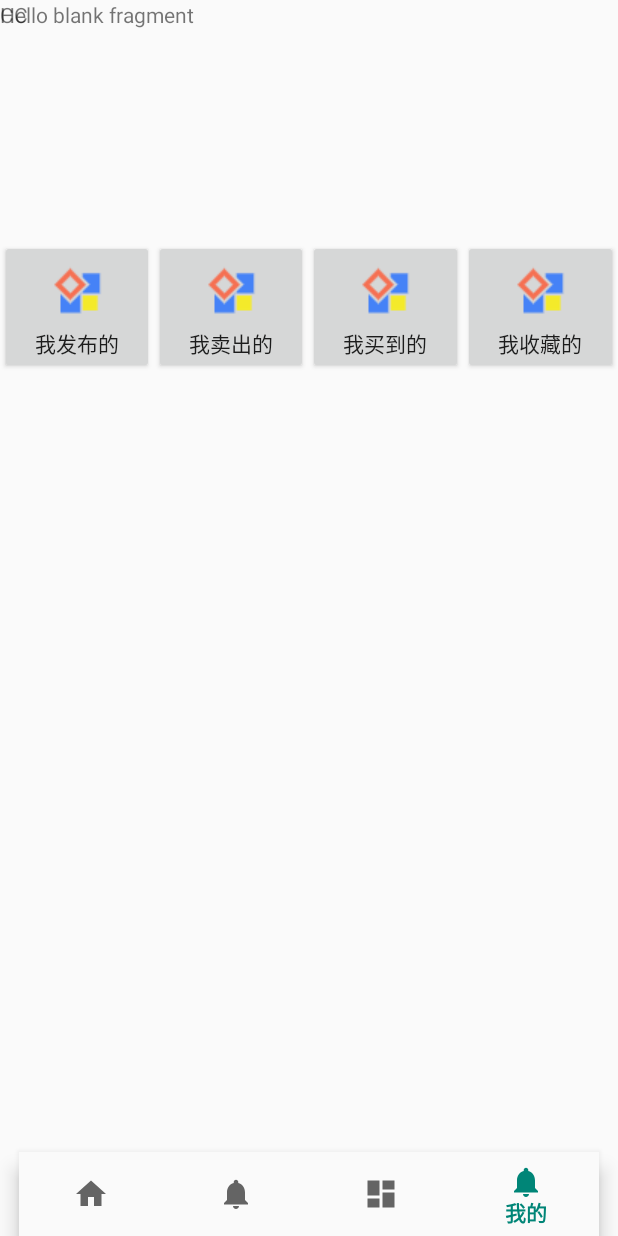
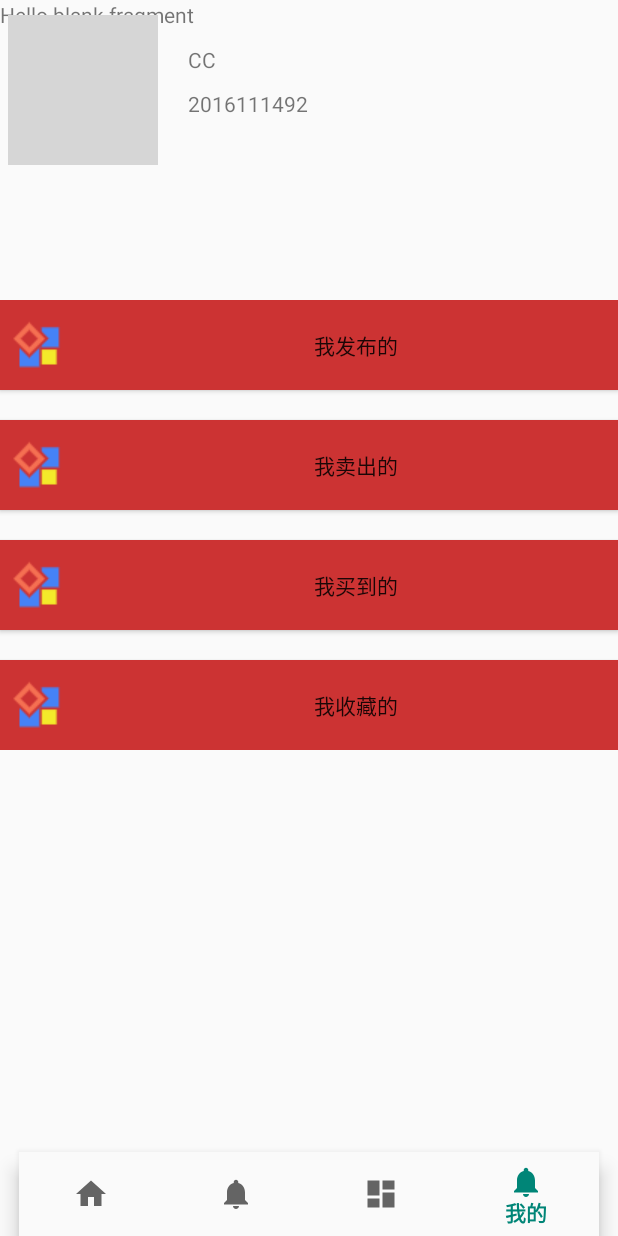
Before and after one commit to gracezhuhou/IdledRichFish, an Android app: the screen it shows after launch (MainActivity), item 4 of the bottom bar chosen, on a phone screen of 412 x 824 dp. Run offline under Robolectric (Android 15) with nearby library versions, the phone set to English and light mode, and no system bars; libraries missing offline, so code that uses them is left out: org.litepal; 2 statements that could not run were skipped; grey boxes are pictures that could not be loaded.

Commit message:
cc：my界面更改

```diff
--- a/app/src/main/java/com/sufe/idledrichfish/MyFragment.java
+++ b/app/src/main/java/com/sufe/idledrichfish/MyFragment.java
@@ -1,6 +1,7 @@
 package com.sufe.idledrichfish;
 
 import android.content.Context;
+import android.graphics.drawable.Drawable;
 import android.net.Uri;
 import android.os.Bundle;
 import android.support.v4.app.Fragment;
@@ -64,7 +65,14 @@ public class MyFragment extends Fragment {
     public View onCreateView(LayoutInflater inflater, ViewGroup container,
                              Bundle savedInstanceState) {
         // Inflate the layout for this fragment
-        return inflater.inflate(R.layout.fragment_my, container, false);
+        super.onActivityCreated(savedInstanceState);
+        View view = inflater.inflate(R.layout.fragment_my, container, false);
+
+        Drawable drawable1 = getResources().getDrawable(R.drawable.info);
+        drawable1.setBounds(0, 0, 40, 40);//第一0是距左边距离，第二0是距上边距离，40分别是长宽
+
+        return view;
+
     }
 
     // TODO: Rename method, update argument and hook method into UI event
--- a/app/src/main/res/layout/fragment_my.xml
+++ b/app/src/main/res/layout/fragment_my.xml
@@ -21,71 +21,102 @@
             tools:layout_editor_absoluteX="0dp"
             tools:layout_editor_absoluteY="61dp" />
 
-        <LinearLayout
+        <RelativeLayout
             android:layout_width="wrap_content"
             android:layout_height="wrap_content"
             tools:ignore="MissingConstraints">
 
             <ImageView
                 android:id="@+id/imageView"
-                android:layout_width="wrap_content"
-                android:layout_height="wrap_content"
-                tools:src="@tools:sample/avatars" />
+                android:layout_width="100dp"
+                android:layout_height="100dp"
+                android:layout_marginTop="10dp"
+                android:layout_marginLeft="5dp"
+                android:src="@drawable/head" />
 
-            <TextView
-                android:id="@+id/name"
-                android:layout_width="119dp"
-                android:layout_height="wrap_content"
-                android:text="CC"
-                tools:layout_editor_absoluteX="196dp"
-                tools:layout_editor_absoluteY="16dp" />
+            <LinearLayout
+                android:layout_width="match_parent"
+                android:layout_height="80dp"
+                android:layout_marginTop="20dp"
+                android:layout_alignLeft="@id/imageView"
+                android:layout_marginLeft="120dp"
+                android:layout_marginRight="20dp"
+                android:layout_marginBottom="20dp"
+                android:orientation="vertical">
 
-        </LinearLayout>
+                <TextView
+                    android:id="@+id/name"
+                    android:layout_width="wrap_content"
+                    android:layout_height="wrap_content"
+                    android:layout_marginTop="10dp"
+                    android:text="CC" />
+
+                <TextView
+                    android:id="@+id/number"
+                    android:layout_width="wrap_content"
+                    android:layout_height="wrap_content"
+                    android:layout_marginTop="10dp"
+                    android:text="2016111492" />
+
+            </LinearLayout>
+
+        </RelativeLayout>
 
         <LinearLayout
             android:id="@+id/linearLayout_category"
             android:layout_width="match_parent"
             android:layout_height="wrap_content"
-            android:layout_marginTop="160dp"
-            android:orientation="horizontal"
+            android:layout_marginTop="200dp"
+            android:orientation="vertical"
             app:layout_constraintStart_toStartOf="parent"
             app:layout_constraintTop_toTopOf="parent">
 
             <!-- 发布 -->
             <Button
-                android:id="@+id/imageButton_catogory_book"
-                android:layout_width="wrap_content"
-                android:layout_height="wrap_content"
+                android:id="@+id/imageButton_publish"
+                android:layout_width="match_parent"
+                android:layout_height="60dp"
                 android:layout_weight="1"
-                android:drawableTop="@drawable/ic_example"
-                android:text="我发布的" />
+                android:drawableLeft="@drawable/ic_example"
+                android:drawablePadding="15dp"
+                android:text="@string/publish"
+                android:background="#cc3333"/>
 
             <!-- 卖出 -->
             <Button
-                android:id="@+id/imageButton_catogory_makeup"
-                android:layout_width="wrap_content"
-                android:layout_height="wrap_content"
+                android:id="@+id/imageButton_sale"
+                android:layout_width="match_parent"
+                android:layout_height="60dp"
                 android:layout_weight="1"
-                android:drawableTop="@drawable/ic_example"
-                android:text="我卖出的" />
+                android:drawableLeft="@drawable/ic_example"
+                android:drawablePadding="15dp"
+                android:layout_marginTop="20dp"
+                android:text="@string/sale"
+                android:background="#cc3333"/>
 
             <!-- 买到 -->
             <Button
-                android:id="@+id/imageButton_catogory_clothes"
-                android:layout_width="wrap_content"
-                android:layout_height="wrap_content"
+                android:id="@+id/imageButton_buy"
+                android:layout_width="match_parent"
+                android:layout_height="60dp"
                 android:layout_weight="1"
-                android:drawableTop="@drawable/ic_example"
-                android:text="我买到的" />
+                android:drawableLeft="@drawable/ic_example"
+                android:drawablePadding="15dp"
+                android:layout_marginTop="20dp"
+                android:text="@string/buy"
+                android:background="#cc3333"/>
 
             <!-- 收藏 -->
             <Button
-                android:id="@+id/imageButton_catogory_digital"
-                android:layout_width="wrap_content"
-                android:layout_height="wrap_content"
+                android:id="@+id/imageButton_star"
+                android:layout_width="match_parent"
+                android:layout_height="60dp"
                 android:layout_weight="1"
-                android:drawableTop="@drawable/ic_example"
-                android:text="我收藏的" />
+                android:drawableLeft="@drawable/ic_example"
+                android:drawablePadding="15dp"
+                android:layout_marginTop="20dp"
+                android:text="@string/star"
+                android:background="#cc3333"/>
 
         </LinearLayout>
 
--- a/app/src/main/res/values/strings.xml
+++ b/app/src/main/res/values/strings.xml
@@ -35,6 +35,10 @@
         "产品介绍\n"
     </string>
     <string name="action_settings">Settings</string>
+    <string name="publish">我发布的</string>
+    <string name="sale">我卖出的</string>
+    <string name="buy">我买到的</string>
+    <string name="star">我收藏的</string>
 
     <!-- TODO: Remove or change this placeholder text -->
     <string name="hello_blank_fragment">Hello blank fragment</string>
```
Also changed, not shown: app/src/main/res/layout/main.xml (deleted, +0 -188 lines).
